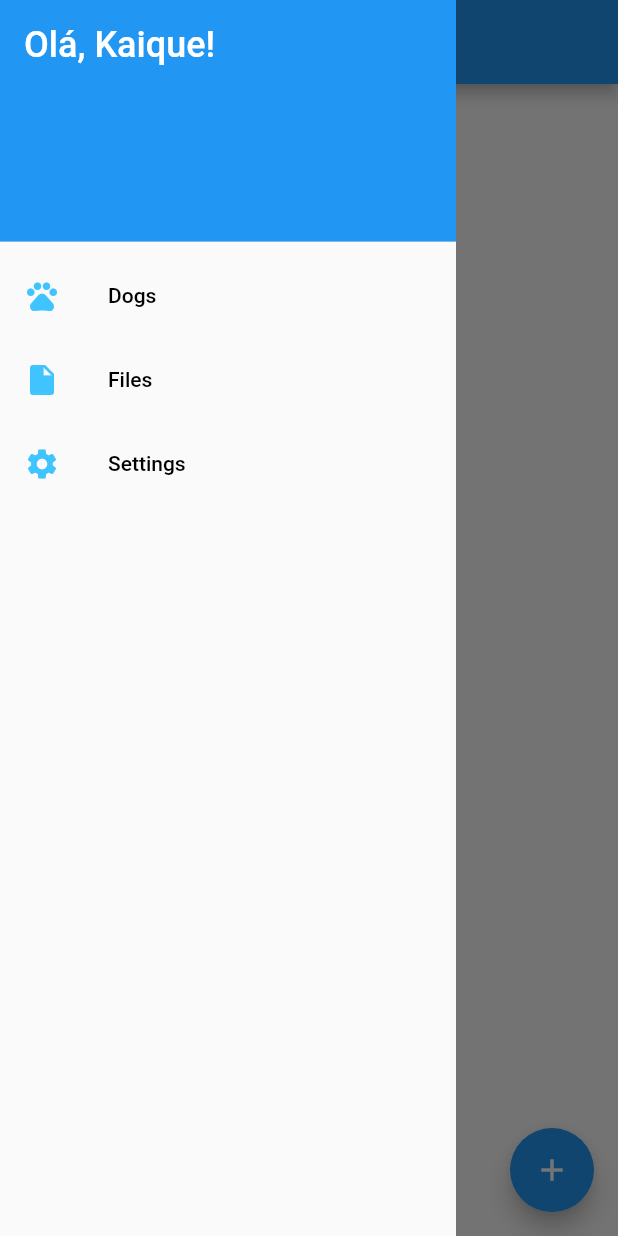
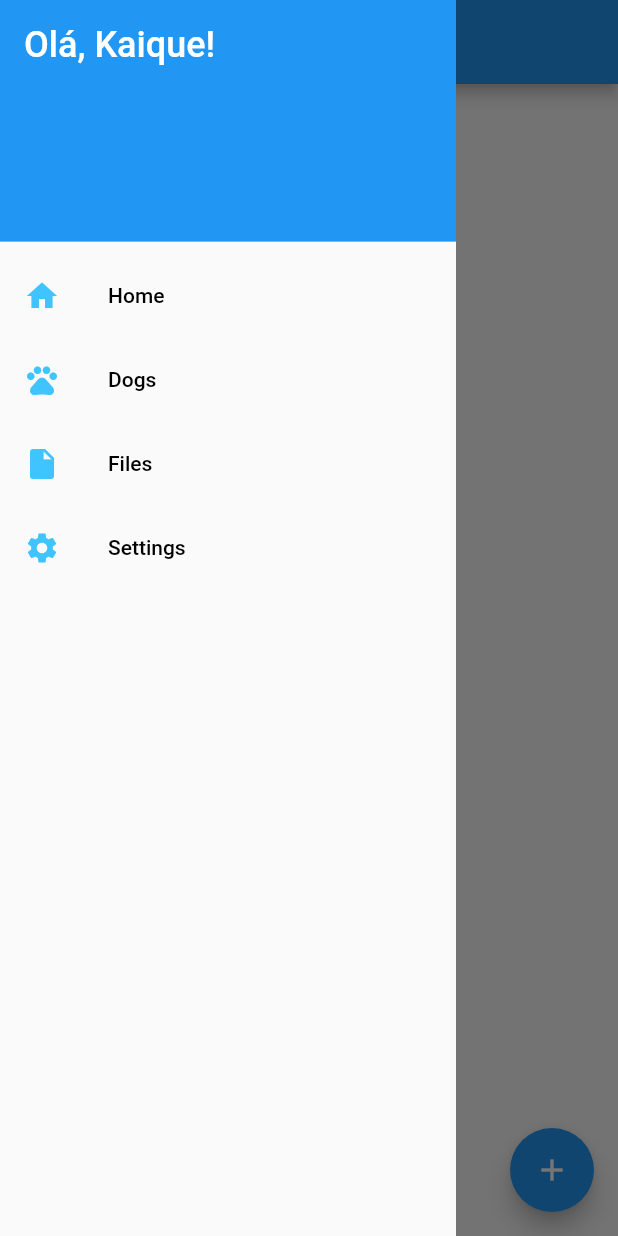
Before and after one commit to KaiqueCabral/flutter-persistence, a Flutter app: the ReadWriteFilePage screen opened by its route, with the side drawer open, on a phone screen of 412 x 824 dp. Run offline on Flutter 3.47's test engine with Material 2 defaults, Android fonts, the phone set to English and light mode, and no system bars; our stand-ins replace shared_preferences, sqflite; accounts and stored records are empty; Roboto replaces fonts that are missing (Arial).

Commit message:
Settings and Home menu

```diff
--- a/flutter_persistence/lib/controller/settings.dart
+++ b/flutter_persistence/lib/controller/settings.dart
@@ -1,12 +1,12 @@
 class Settings {
-  String themeColor;
-  String fontFamily;
+  int themeColor;
+  int fontFamily;
 
   Settings({this.themeColor, this.fontFamily});
 
   factory Settings.fromMap(Map<String, dynamic> json) => new Settings(
-        themeColor: json["themeColor"],
-        fontFamily: json["fontFamily"],
+        themeColor: int.tryParse(json["themeColor"]),
+        fontFamily: int.tryParse(json["fontFamily"]),
       );
 
   Map<String, dynamic> toMap() {
--- a/flutter_persistence/lib/menu/items.dart
+++ b/flutter_persistence/lib/menu/items.dart
@@ -1,6 +1,7 @@
 import 'package:flutter/material.dart';
 import 'package:flutter_persistence/menu/header.dart';
 import 'package:flutter_persistence/pages/dogs/search.dart';
+import 'package:flutter_persistence/pages/home.dart';
 import 'package:flutter_persistence/pages/path/read-write-files.dart';
 import 'package:flutter_persistence/pages/settings/settings.dart';
 
@@ -35,6 +36,24 @@ class _MenuItems extends State<MenuItems> {
 
     var navItems = [
       header,
+      ListTile(
+        leading: Icon(
+          Icons.home,
+          color: Colors.lightBlueAccent,
+        ),
+        title: Text(
+          "Home",
+          style: TextStyle(
+            color: Colors.black,
+          ),
+        ),
+        onTap: () {
+          setState(() {
+            Navigator.popUntil(
+                context, (r) => r.settings.name == HomePage.routeName);
+          });
+        },
+      ),
       getNavItem(Icons.pets, "Dogs", DogsSearchPage.routeName),
       getNavItem(Icons.insert_drive_file, "Files", ReadWriteFilePage.routeName),
       getNavItem(Icons.settings, "Settings", SettingsPage.routeName),
```
Also changed, not shown: flutter_persistence/lib/pages/settings/settings.dart (+25 -15 lines).
